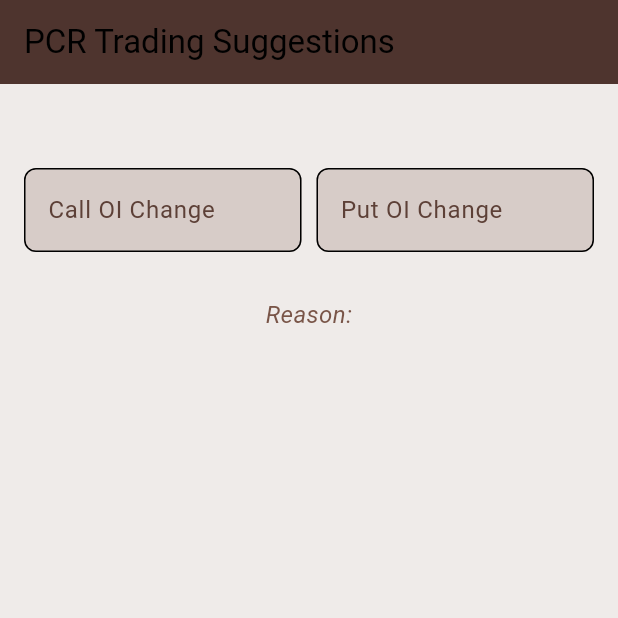
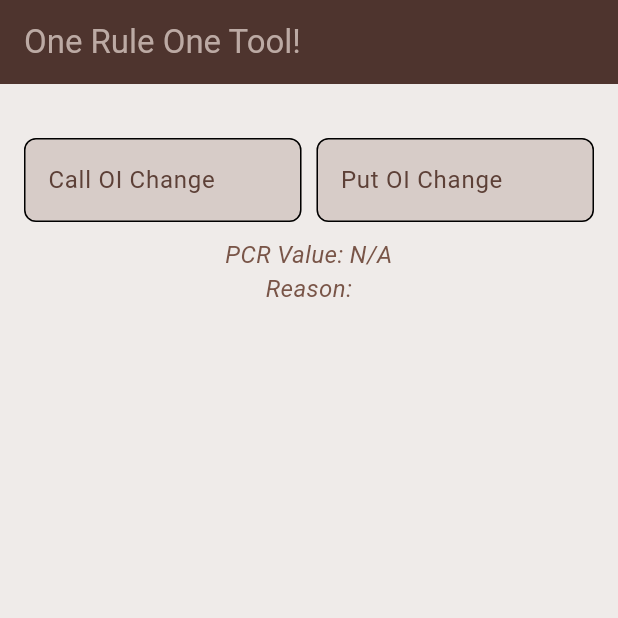
Before and after one commit to CodewithVipin/pcr_gauge, a Flutter app: the screen it shows after launch, on a phone screen of 412 x 824 dp, the top half of it. Run offline on Flutter 3.47's test engine with Material 3 defaults, Android fonts, the light colour scheme and no system bars.

Commit message:
improved final

```diff
--- a/lib/main.dart
+++ b/lib/main.dart
@@ -68,6 +68,9 @@ class _TradingSuggestionPageState extends State<TradingSuggestionPage> {
 
   final List<Map<String, dynamic>> _pcrSuggestions = [];
 
+  final FocusNode _putOiFocusNode =
+      FocusNode(); // Add a focus node for 'Put OI'
+
   void _calculateSuggestion() {
     final double? callOiChange = double.tryParse(_callOiController.text);
     final double? putOiChange = double.tryParse(_putOiController.text);
@@ -129,7 +132,7 @@ class _TradingSuggestionPageState extends State<TradingSuggestionPage> {
       _suggestion = newSuggestion;
       _reason = newReason;
 
-      // Clear text fields
+      // Clear text fields after a successful submission
       _callOiController.clear();
       _putOiController.clear();
     });
@@ -139,7 +142,10 @@ class _TradingSuggestionPageState extends State<TradingSuggestionPage> {
   Widget build(BuildContext context) {
     return Scaffold(
       appBar: AppBar(
-        title: const Text('PCR Trading Suggestions'),
+        title: Text(
+          'One Rule One Tool!',
+          style: TextStyle(color: Colors.brown[200]),
+        ),
         backgroundColor: Colors.brown[800],
       ),
       body: Padding(
@@ -147,7 +153,6 @@ class _TradingSuggestionPageState extends State<TradingSuggestionPage> {
         child: Column(
           crossAxisAlignment: CrossAxisAlignment.stretch,
           children: [
-            const SizedBox(height: 20),
             const SizedBox(height: 20),
             Row(
               children: [
@@ -158,29 +163,35 @@ class _TradingSuggestionPageState extends State<TradingSuggestionPage> {
                         const TextInputType.numberWithOptions(decimal: true),
                     decoration:
                         const InputDecoration(labelText: 'Call OI Change'),
+                    onSubmitted: (_) => FocusScope.of(context)
+                        .requestFocus(_putOiFocusNode), // Move to 'Put OI'
                   ),
                 ),
                 const SizedBox(width: 10),
                 Expanded(
                   child: TextField(
                     controller: _putOiController,
+                    focusNode: _putOiFocusNode,
                     keyboardType:
                         const TextInputType.numberWithOptions(decimal: true),
                     decoration:
                         const InputDecoration(labelText: 'Put OI Change'),
-                    onSubmitted: (_) => _calculateSuggestion(),
+                    onSubmitted: (_) =>
+                        _calculateSuggestion(), // Calculate on submit
                   ),
                 ),
               ],
             ),
-            const SizedBox(height: 20),
             const SizedBox(height: 10),
+
+            // Display PCR value along with the reason
             Text(
-              'Reason: $_reason',
+              'PCR Value: ${_pcrValue?.toStringAsFixed(2) ?? "N/A"}\nReason: $_reason',
               style: const TextStyle(
-                  fontSize: 16,
-                  color: Colors.brown,
-                  fontStyle: FontStyle.italic),
+                fontSize: 16,
+                color: Colors.brown,
+                fontStyle: FontStyle.italic,
+              ),
               textAlign: TextAlign.center,
             ),
             const SizedBox(height: 20),
@@ -302,24 +313,17 @@ class _TradingSuggestionPageState extends State<TradingSuggestionPage> {
                             height: 5,
                           ),
                           Container(
-                            padding: const EdgeInsets.all(2),
+                            padding: const EdgeInsets.all(3),
                             decoration: BoxDecoration(
                               borderRadius: BorderRadius.circular(5),
-                              border: Border.all(width: 0.5),
+                              color: Colors.brown[200],
                             ),
                             child: Row(
                               mainAxisAlignment: MainAxisAlignment.spaceBetween,
                               children: [
                                 Text(
                                   suggestion['timestamp'],
-                                  style: const TextStyle(color: Colors.brown),
-                                ),
-                                Text(
-                                  'PCR: ${suggestion['pcr'].toStringAsFixed(2)}',
-                                  style: const TextStyle(
-                                      fontSize: 14,
-                                      fontWeight: FontWeight.bold,
-                                      color: Colors.brown),
+                                  style: const TextStyle(fontSize: 12),
                                 ),
                               ],
                             ),
```
